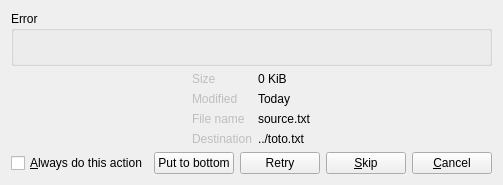
Before: the Qt Designer form plugins/CopyEngine/Ultracopier/fileErrorDialog.ui in alphaonex86/Ultracopier, drawn with Qt 5.
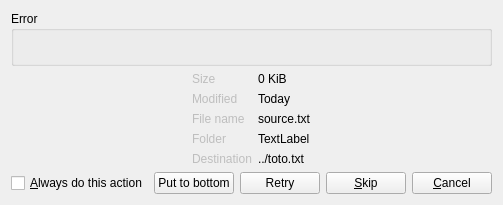
After: the same form once the commit is applied.

Commit message: Improve the real move and error/collision message

Patch:
```diff
--- a/plugins/CopyEngine/Ultracopier/fileErrorDialog.ui
+++ b/plugins/CopyEngine/Ultracopier/fileErrorDialog.ui
@@ -7,7 +7,7 @@
     <x>0</x>
     <y>0</y>
     <width>478</width>
-    <height>167</height>
+    <height>185</height>
    </rect>
   </property>
   <property name="windowTitle">
@@ -101,7 +101,7 @@
          </property>
         </widget>
        </item>
-       <item row="3" column="0">
+       <item row="4" column="0">
         <widget class="QLabel" name="label_file_destination">
          <property name="enabled">
           <bool>false</bool>
@@ -111,13 +111,30 @@
          </property>
         </widget>
        </item>
-       <item row="3" column="1">
+       <item row="4" column="1">
         <widget class="QLabel" name="label_content_file_destination">
          <property name="text">
           <string notr="true">../toto.txt</string>
          </property>
         </widget>
        </item>
+       <item row="3" column="0">
+        <widget class="QLabel" name="label_folder">
+         <property name="enabled">
+          <bool>false</bool>
+         </property>
+         <property name="text">
+          <string>Folder</string>
+         </property>
+        </widget>
+       </item>
+       <item row="3" column="1">
+        <widget class="QLabel" name="label_content_folder">
+         <property name="text">
+          <string>TextLabel</string>
+         </property>
+        </widget>
+       </item>
       </layout>
      </item>
      <item>
```
The commit also changes 6 other files.
